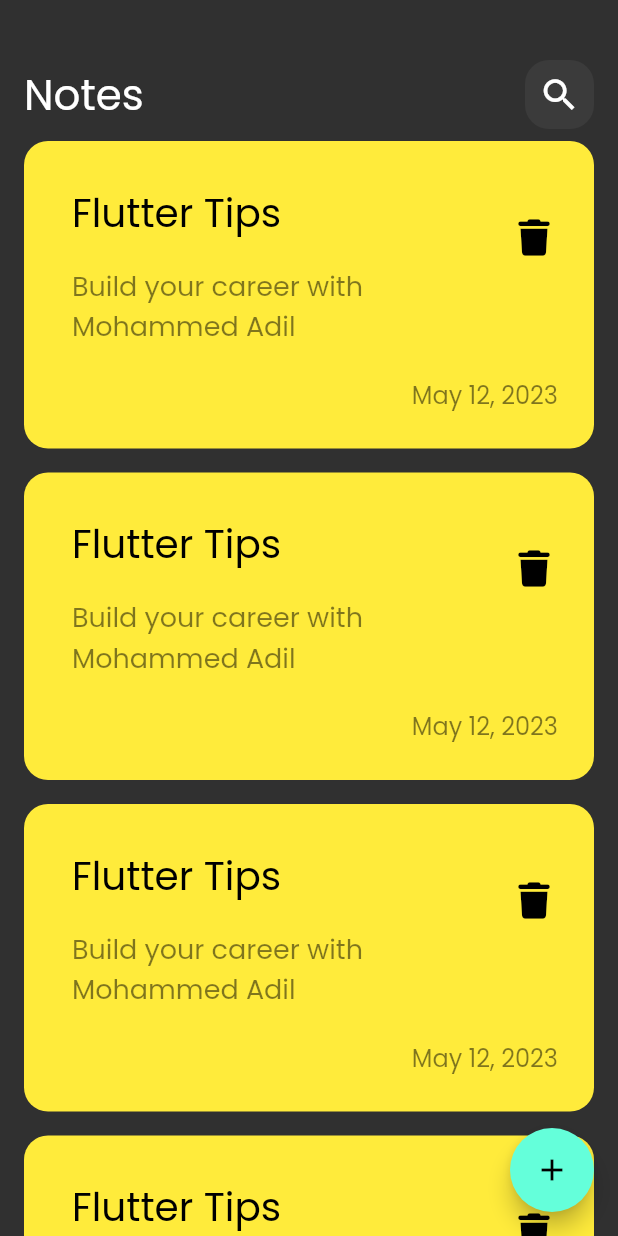
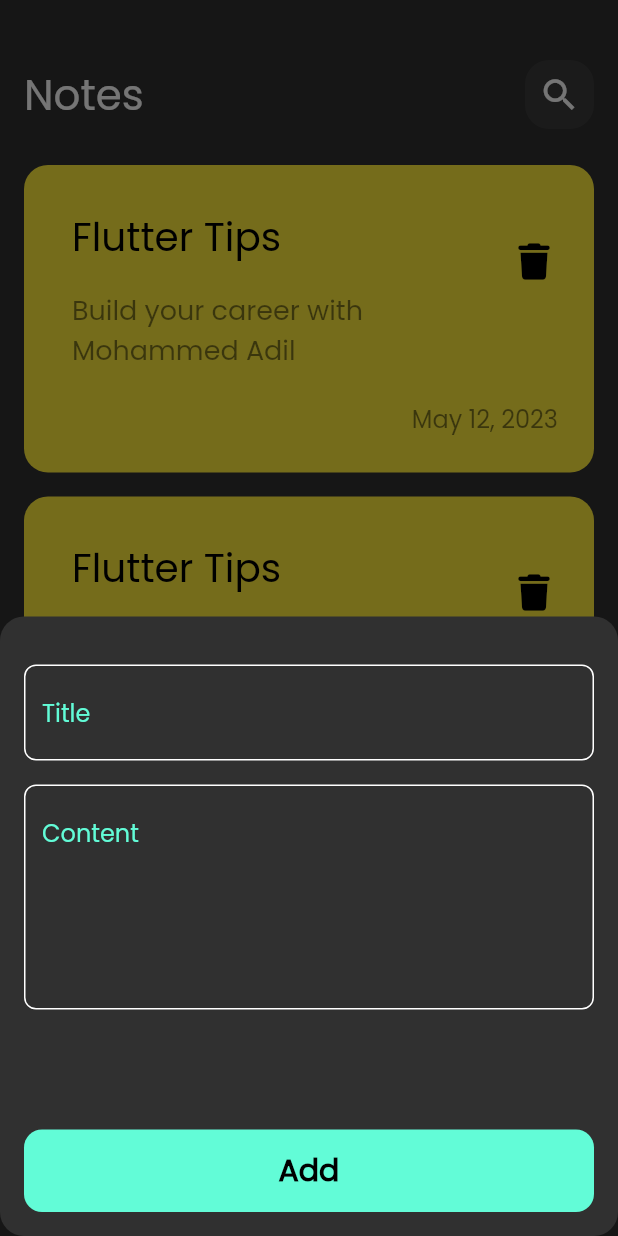
Before and after one commit to mohammed-xp/notes_app, a Flutter app: the screen it shows after launch, after a tap on the "add" icon, on a phone screen of 412 x 824 dp. Run offline on Flutter 3.47's test engine with Material 2 defaults, Android fonts, the phone set to English and light mode, and no system bars; our stand-ins replace font_awesome_flutter.

Commit message:
build ModelActionBottomSheet

```diff
--- /dev/null
+++ b/lib/constants.dart
@@ -0,0 +1,3 @@
+import 'package:flutter/material.dart';
+
+const kPrimaryColor = Color(0xff62FCD7);
--- a/lib/views/notes_view.dart
+++ b/lib/views/notes_view.dart
@@ -1,5 +1,7 @@
 import 'package:flutter/material.dart';
 import 'package:note_app/widgets/notes_view_body.dart';
+
+import '../widgets/add_note_bottom_sheet.dart';
 
 class NotesView extends StatelessWidget {
   const NotesView({super.key});
@@ -9,7 +11,17 @@ class NotesView extends StatelessWidget {
     return Scaffold(
       body: const NotesViewBody(),
       floatingActionButton: FloatingActionButton(
-        onPressed: () {},
+        onPressed: () {
+          showModalBottomSheet(
+            shape: RoundedRectangleBorder(
+              borderRadius: BorderRadius.circular(16),
+            ),
+            context: context,
+            builder: (context) {
+              return const AddNoteBottomSheet();
+            },
+          );
+        },
         child: const Icon(
           Icons.add,
         ),
--- /dev/null
+++ b/lib/widgets/add_note_bottom_sheet.dart
@@ -0,0 +1,40 @@
+import 'package:flutter/material.dart';
+import 'package:note_app/widgets/custom_text_field.dart';
+
+import 'custom_button.dart';
+
+class AddNoteBottomSheet extends StatelessWidget {
+  const AddNoteBottomSheet({super.key});
+
+  @override
+  Widget build(BuildContext context) {
+    return const Padding(
+      padding: EdgeInsets.symmetric(horizontal: 16.0),
+      child: SingleChildScrollView(
+        child: Column(
+          children: [
+            SizedBox(
+              height: 32,
+            ),
+            CustomTextField(
+              hint: 'Title',
+            ),
+            SizedBox(
+              height: 16,
+            ),
+            CustomTextField(hint: 'Content',
+              maxLine: 5,
+            ),
+            SizedBox(
+              height: 80,
+            ),
+            CustomButton(),
+            SizedBox(
+              height: 16,
+            ),
+          ],
+        ),
+      ),
+    );
+  }
+}
--- /dev/null
+++ b/lib/widgets/custom_button.dart
@@ -0,0 +1,26 @@
+import 'package:flutter/material.dart';
+
+import '../constants.dart';
+
+class CustomButton extends StatelessWidget {
+  const CustomButton({super.key});
+
+  @override
+  Widget build(BuildContext context) {
+    return Container(
+      height: 55,
+      width: MediaQuery.of(context).size.width,
+      decoration: BoxDecoration(
+        color: kPrimaryColor,
+        borderRadius: BorderRadius.circular(12),
+      ),
+      child: const Center(
+        child: Text('Add', style: TextStyle(
+          color: Colors.black,
+          fontSize: 20,
+          fontWeight: FontWeight.bold,
+        ),),
+      ),
+    );
+  }
+}
--- /dev/null
+++ b/lib/widgets/custom_text_field.dart
@@ -0,0 +1,39 @@
+import 'package:flutter/material.dart';
+
+import '../constants.dart';
+
+class CustomTextField extends StatelessWidget {
+  const CustomTextField({
+    required this.hint,
+    this.maxLine = 1,
+    super.key});
+
+  final String hint;
+  final int maxLine;
+
+  @override
+  Widget build(BuildContext context) {
+    return TextField(
+      cursorColor: kPrimaryColor,
+      maxLines: maxLine,
+      decoration: InputDecoration(
+        hintText: hint,
+        hintStyle: const TextStyle(
+          color: kPrimaryColor,
+        ),
+        border: buildBorder(),
+        enabledBorder: buildBorder(),
+        focusedBorder: buildBorder(color: kPrimaryColor),
+      ),
+    );
+  }
+
+  OutlineInputBorder buildBorder({color}) {
+    return OutlineInputBorder(
+        borderRadius: BorderRadius.circular(8),
+        borderSide: BorderSide(
+          color: color?? Colors.white,
+        )
+      );
+  }
+}
--- a/lib/widgets/notes_lest_view.dart
+++ b/lib/widgets/notes_lest_view.dart
@@ -7,13 +7,17 @@ class NotesListView extends StatelessWidget {
 
   @override
   Widget build(BuildContext context) {
-    return ListView.builder(
+    return Padding(
+      padding: const EdgeInsets.symmetric(vertical: 16.0),
+      child: ListView.builder(
+        padding: EdgeInsets.zero,
           physics: const BouncingScrollPhysics(),
           itemBuilder: (context, index) {
             return const Padding(
               padding: EdgeInsets.symmetric(vertical: 8.0),
               child: CustomNoteItem(),
             );
-        });
+          }),
+    );
   }
 }
```
Lines whose indentation alone changed are shown as unchanged.
